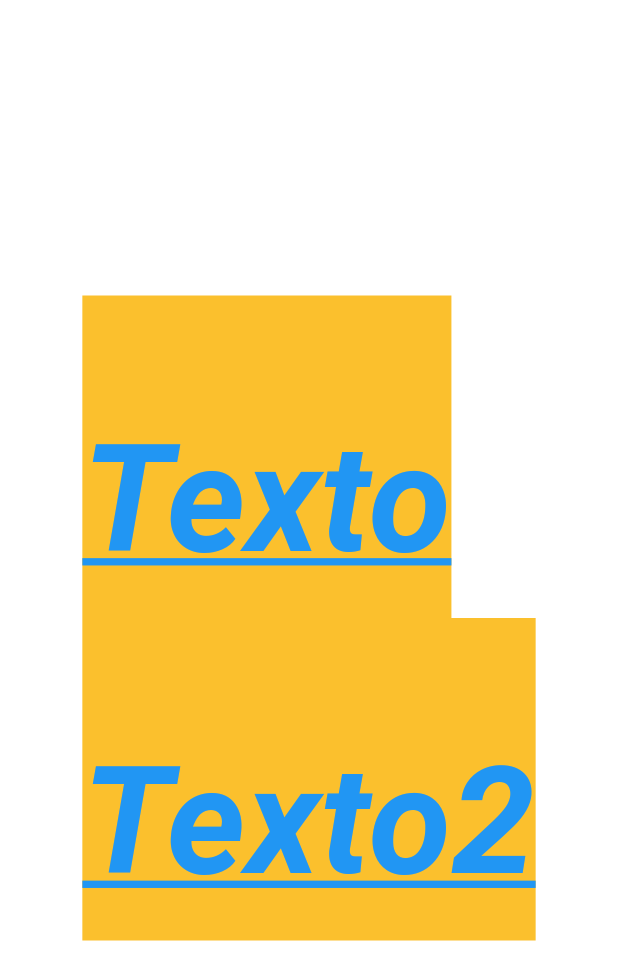
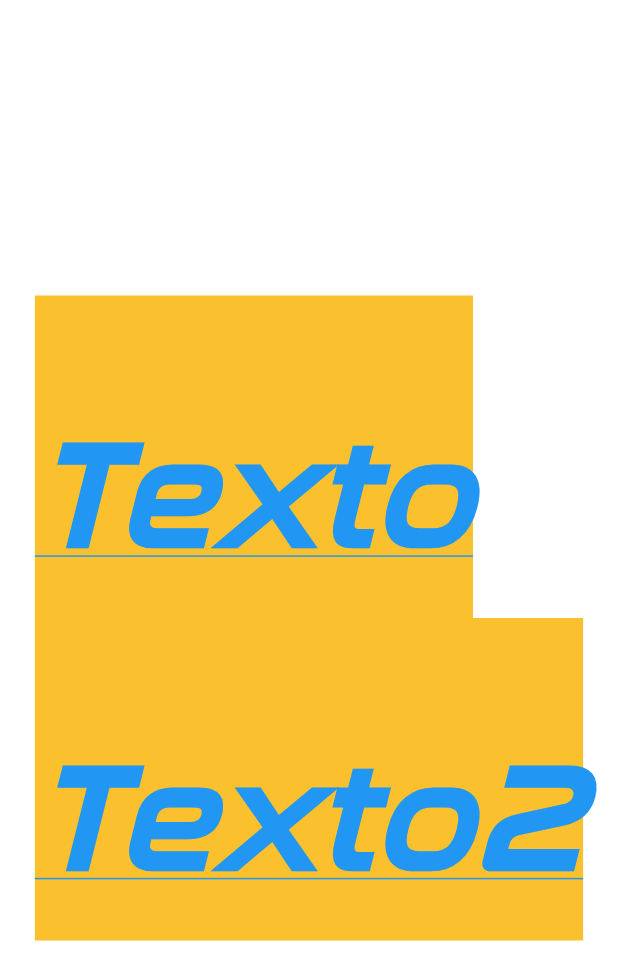
Before and after one commit to lucasantoniodev/Aprendendo_flutter_com_daves, a Flutter app: the screen it shows after launch, on a phone screen of 412 x 824 dp. Shown: the top 980 px of the screen. Run offline on Flutter 3.47's test engine with Material 2 defaults, Android fonts, the phone set to English and light mode, and no system bars.

Commit message:
Importando Fonts da pasta assets

```diff
--- a/lib/main.dart
+++ b/lib/main.dart
@@ -18,10 +18,12 @@ class MyApp extends StatelessWidget {
           height: 2.15, // DISTÂNCIA ENTRE OS TEXTOS !!!!!!!
           fontSize: 100, // Alterar tamanho do texto (px);
           fontStyle: FontStyle.italic,
-          fontWeight: FontWeight.bold, // Alterar o peso/espessura do texto "negrito";
+          fontWeight:
+              FontWeight.bold, // Alterar o peso/espessura do texto "negrito";
           color: Colors.blue, // Cor do texto
           backgroundColor: Colors.yellow.shade700,
-          decoration: TextDecoration.underline
+          decoration: TextDecoration.underline,
+          fontFamily: 'Nasalization-rg', // Font do texto da pasta assets configurado no pubspec.yaml
         ),
       ),
     );
```
Also changed, not shown: pubspec.yaml (+10 -11 lines), assets/fonts/nasalization-rg.otf (added).
